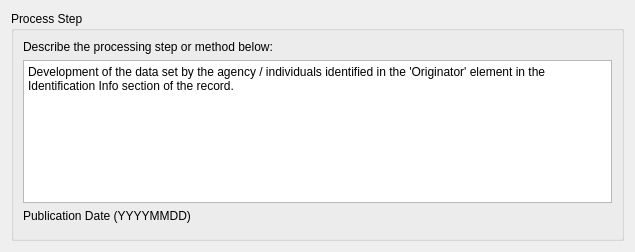
DOI-USGS/fort-pymdwizard, file pymdwizard/gui/ui_files/ProcessStep.ui: the form before one commit.
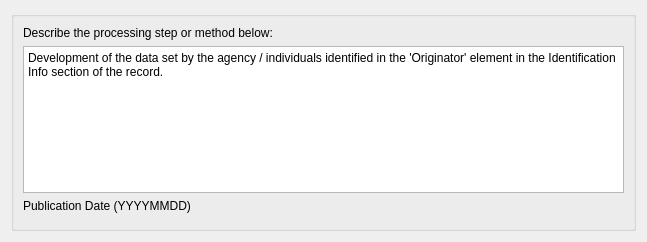
The form after the commit.

The edit to the form file:
```diff
--- a/pymdwizard/gui/ui_files/ProcessStep.ui
+++ b/pymdwizard/gui/ui_files/ProcessStep.ui
@@ -6,10 +6,22 @@
    <rect>
     <x>0</x>
     <y>0</y>
-    <width>635</width>
-    <height>252</height>
+    <width>647</width>
+    <height>242</height>
    </rect>
   </property>
+  <property name="minimumSize">
+   <size>
+    <width>0</width>
+    <height>175</height>
+   </size>
+  </property>
+  <property name="maximumSize">
+   <size>
+    <width>16777215</width>
+    <height>280</height>
+   </size>
+  </property>
   <property name="windowTitle">
    <string>Form</string>
   </property>
@@ -17,7 +29,7 @@
    <item>
     <widget class="QGroupBox" name="fgdc_procstep">
      <property name="title">
-      <string>Process Step</string>
+      <string/>
      </property>
      <layout class="QHBoxLayout" name="horizontalLayout_2">
       <item>
```
